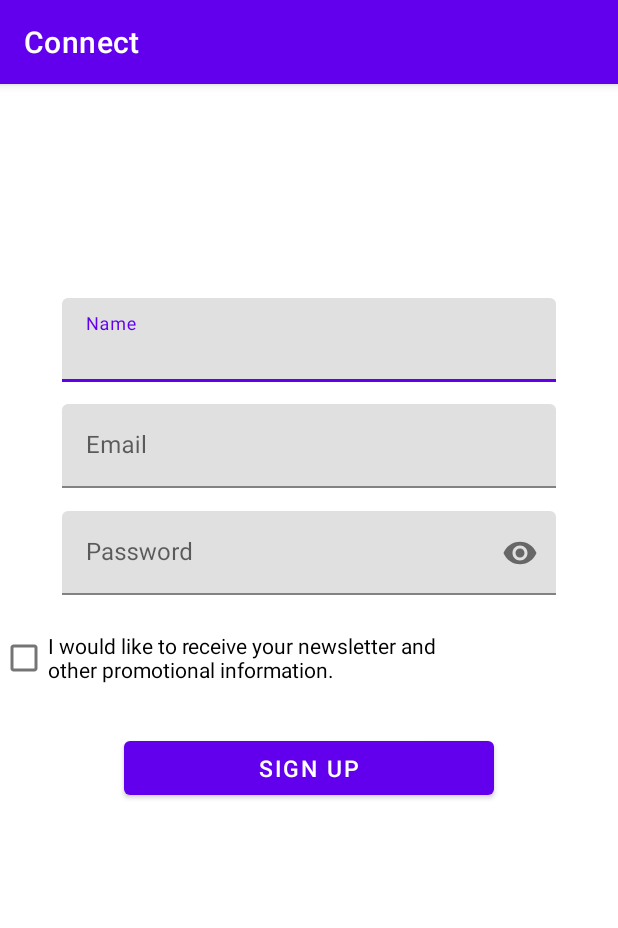
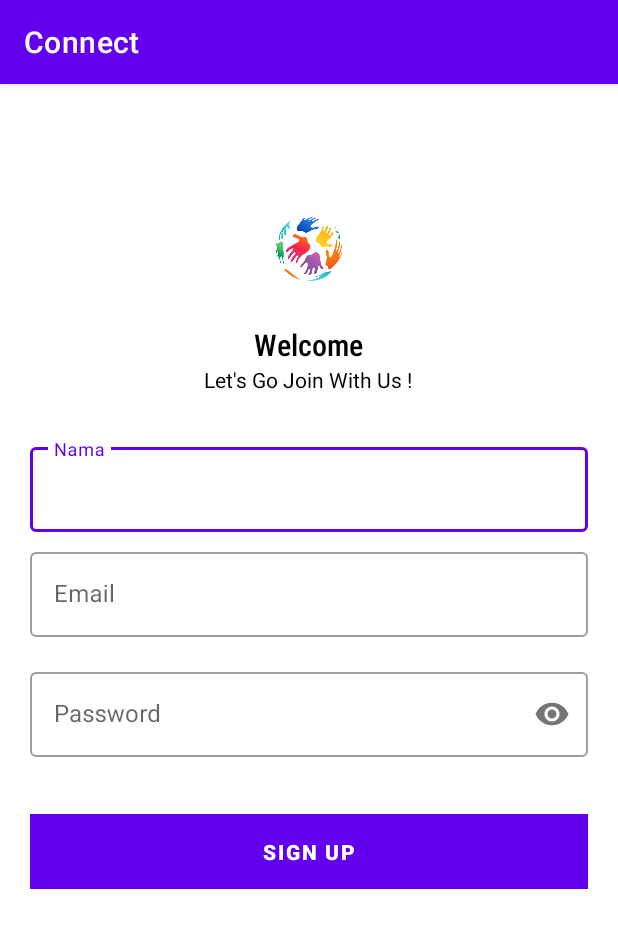
Before and after one commit to Julius-745/ConnectSocial, an Android app: the RegisterActivity screen opened directly, with no data from a screen before it, on a phone screen of 412 x 824 dp. Shown: the top 928 px of the screen. Run offline under Robolectric (Android 15) with nearby library versions, the phone set to English and light mode, and no system bars; 1 statement that could not run was skipped.

Commit message:
adjust login and register design

```diff
--- a/app/src/main/res/layout/activity_register.xml
+++ b/app/src/main/res/layout/activity_register.xml
@@ -6,87 +6,112 @@
     android:layout_height="match_parent"
     tools:context=".RegisterActivity">
 
-    <com.google.android.material.textfield.TextInputLayout
-        android:id="@+id/namereg"
-        android:layout_width="0dp"
-        android:layout_height="wrap_content"
-        app:layout_constraintWidth_percent=".8"
-        app:layout_constraintVertical_bias=".2"
-        app:layout_constraintHorizontal_bias=".5"
-        android:hint="Name"
-        app:layout_constraintBottom_toBottomOf="parent"
+    <ImageView
+        android:id="@+id/img_logo"
+        android:layout_width="60dp"
+        android:layout_height="60dp"
+        android:layout_marginTop="80dp"
+        android:scaleType="centerInside"
         app:layout_constraintEnd_toEndOf="parent"
         app:layout_constraintStart_toStartOf="parent"
-        app:layout_constraintTop_toTopOf="parent">
-        <com.google.android.material.textfield.TextInputEditText
-            android:id="@+id/namawarning"
-            android:layout_width="match_parent"
-            android:layout_height="wrap_content"
-            android:inputType="textPassword" />
-    </com.google.android.material.textfield.TextInputLayout>
+        app:layout_constraintTop_toTopOf="parent"
+        app:srcCompat="@drawable/logo" />
 
-    <com.google.android.material.textfield.TextInputLayout
-        android:id="@+id/emailreg"
-        android:layout_width="0dp"
+    <LinearLayout
+        android:id="@+id/judul"
+        android:layout_width="match_parent"
         android:layout_height="wrap_content"
-        app:layout_constraintWidth_percent=".8"
-        app:layout_constraintVertical_bias=".3"
-        app:layout_constraintHorizontal_bias=".5"
-        android:hint="Email"
-        app:layout_constraintBottom_toBottomOf="parent"
+        android:layout_marginTop="20dp"
+        android:gravity="center"
+        android:orientation="vertical"
         app:layout_constraintEnd_toEndOf="parent"
         app:layout_constraintStart_toStartOf="parent"
-        app:layout_constraintTop_toTopOf="parent">
-        <com.google.android.material.textfield.TextInputEditText
-            android:id="@+id/emailwarningreg"
-            android:layout_width="match_parent"
+        app:layout_constraintTop_toBottomOf="@+id/img_logo">
+
+        <TextView
+            android:layout_width="wrap_content"
             android:layout_height="wrap_content"
-            android:inputType="textPassword" />
-    </com.google.android.material.textfield.TextInputLayout>
+            android:fontFamily="sans-serif-condensed-medium"
+            android:text="@string/Welcome"
+            android:textColor="@color/black"
+            android:textSize="20sp" />
 
-    <com.google.android.material.textfield.TextInputLayout
-        android:id="@+id/passwordreg"
-        android:layout_width="0dp"
+        <TextView
+            android:layout_width="wrap_content"
+            android:layout_height="wrap_content"
+            android:fontFamily="sans-serif"
+            android:text="Let's Go Join With Us !"
+            android:textColor="@color/black"
+            android:textSize="14sp" />
+    </LinearLayout>
+
+    <LinearLayout
+        android:id="@+id/linearLayout4"
+        android:layout_width="match_parent"
         android:layout_height="wrap_content"
-        app:passwordToggleEnabled="true"
-        app:layout_constraintWidth_percent=".8"
-        app:layout_constraintVertical_bias=".4"
-        app:layout_constraintHorizontal_bias=".5"
-        android:hint="Password"
-        app:layout_constraintBottom_toBottomOf="parent"
+        android:layout_marginHorizontal="20dp"
+        android:layout_marginVertical="30dp"
+        android:orientation="vertical"
         app:layout_constraintEnd_toEndOf="parent"
         app:layout_constraintStart_toStartOf="parent"
-        app:layout_constraintTop_toTopOf="parent">
-        <com.google.android.material.textfield.TextInputEditText
-            android:id="@+id/passwordwarningreg"
+        app:layout_constraintTop_toBottomOf="@+id/judul">
+
+        <com.google.android.material.textfield.TextInputLayout
+            android:id="@+id/NameRgs"
+            style="@style/Widget.MaterialComponents.TextInputLayout.OutlinedBox"
             android:layout_width="match_parent"
-            android:layout_height="wrap_content"
-            android:inputType="textPassword" />
-    </com.google.android.material.textfield.TextInputLayout>
+            android:layout_height="70dp"
+            android:hint="@string/name">
 
-    <CheckBox
-        android:id="@+id/checkBox"
-        android:layout_width="319dp"
-        android:layout_height="65dp"
-        android:textSize="14dp"
-        android:textColor="@color/black"
-        android:text="I would like to receive your newsletter and other promotional information."
-        app:layout_constraintBottom_toTopOf="@+id/signup"
-        app:layout_constraintTop_toBottomOf="@+id/passwordreg"
-        app:layout_constraintVertical_bias="0.368"
-        tools:layout_editor_absoluteX="46dp" />
+            <com.google.android.material.textfield.TextInputEditText
+                android:id="@+id/nameInput"
+                android:layout_width="match_parent"
+                android:layout_height="wrap_content" />
+        </com.google.android.material.textfield.TextInputLayout>
 
-    <Button
-        android:id="@+id/signup"
-        android:layout_width="0dp"
-        android:layout_height="wrap_content"
-        app:layout_constraintWidth_percent=".6"
-        app:layout_constraintVertical_bias=".6"
-        android:text="Sign Up"
-        android:textSize="15dp"
-        app:layout_constraintBottom_toBottomOf="parent"
-        app:layout_constraintEnd_toEndOf="parent"
-        app:layout_constraintStart_toStartOf="parent"
-        app:layout_constraintTop_toTopOf="parent" />
+        <com.google.android.material.textfield.TextInputLayout
+            android:id="@+id/emailRgs"
+            style="@style/Widget.MaterialComponents.TextInputLayout.OutlinedBox"
+            android:layout_width="match_parent"
+            android:layout_height="70dp"
+            android:hint="@string/email">
+
+            <com.google.android.material.textfield.TextInputEditText
+                android:id="@+id/emailIput"
+                android:layout_width="match_parent"
+                android:layout_height="wrap_content" />
+
+
+        </com.google.android.material.textfield.TextInputLayout>
+
+
+        <com.google.android.material.textfield.TextInputLayout
+            android:id="@+id/paswordRgs"
+            style="@style/Widget.MaterialComponents.TextInputLayout.OutlinedBox"
+            android:layout_width="match_parent"
+            android:layout_height="70dp"
+            android:layout_marginTop="10dp"
+            android:hint="@string/password"
+            app:passwordToggleEnabled="true">
+
+            <com.google.android.material.textfield.TextInputEditText
+                android:id="@+id/passwordInput"
+                android:layout_width="match_parent"
+                android:layout_height="wrap_content"
+                android:inputType="textPassword" />
+        </com.google.android.material.textfield.TextInputLayout>
+
+
+        <Button
+            android:id="@+id/btn_signup"
+            android:layout_width="match_parent"
+            android:layout_height="50dp"
+            android:layout_marginTop="30dp"
+            android:textStyle="bold"
+            android:background="#FF3700B3"
+            android:text="@string/sign_up" />
+
+
+    </LinearLayout>
 
 </androidx.constraintlayout.widget.ConstraintLayout>
--- a/app/src/main/res/values/strings.xml
+++ b/app/src/main/res/values/strings.xml
@@ -3,4 +3,11 @@
     <string name="home">Home</string>
     <string name="setting">Setting</string>
     <string name="create">Create</string>
+    <string name="welcome">Welcome Back</string>
+    <string name="email">Email</string>
+    <string name="password">Password</string>
+    <string name="log_in">Log in</string>
+    <string name="sign_up">Sign up</string>
+    <string name="Welcome">Welcome</string>
+    <string name="name">Nama</string>
 </resources>
```
Also changed, not shown: app/src/main/res/layout/activity_login.xml (+65 -69 lines), 5 other files.
